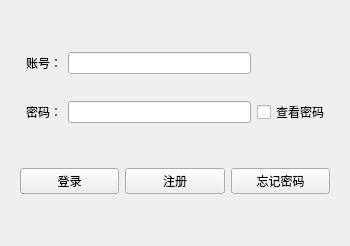
Qt form src/loginform.ui (az7792/MyChat) before a commit.
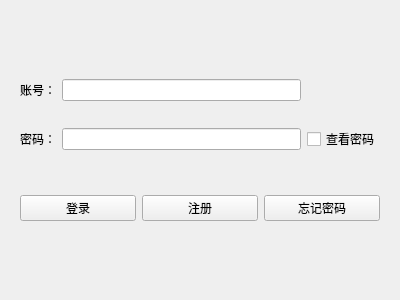
The same form after that commit.

Commit message: 修复loginform.ui无法正确转到槽

```diff
--- a/src/loginform.ui
+++ b/src/loginform.ui
@@ -6,33 +6,28 @@
    <rect>
     <x>0</x>
     <y>0</y>
-    <width>350</width>
-    <height>246</height>
+    <width>400</width>
+    <height>300</height>
    </rect>
   </property>
-  <property name="sizePolicy">
-   <sizepolicy hsizetype="Preferred" vsizetype="Preferred">
-    <horstretch>0</horstretch>
-    <verstretch>0</verstretch>
-   </sizepolicy>
-  </property>
-  <property name="minimumSize">
-   <size>
-    <width>0</width>
-    <height>0</height>
-   </size>
-  </property>
-  <property name="maximumSize">
-   <size>
-    <width>16777215</width>
-    <height>16777215</height>
-   </size>
-  </property>
   <property name="windowTitle">
    <string>Widget</string>
   </property>
-  <layout class="QFormLayout" name="formLayout">
-   <item row="1" column="1">
+  <layout class="QVBoxLayout" name="verticalLayout">
+   <item>
+    <spacer name="verticalSpacer">
+     <property name="orientation">
+      <enum>Qt::Vertical</enum>
+     </property>
+     <property name="sizeHint" stdset="0">
+      <size>
+       <width>20</width>
+       <height>35</height>
+      </size>
+     </property>
+    </spacer>
+   </item>
+   <item>
     <widget class="QWidget" name="widget" native="true">
      <layout class="QGridLayout" name="gridLayout_2">
       <item row="0" column="0">
@@ -99,7 +94,7 @@
      </layout>
     </widget>
    </item>
-   <item row="2" column="0" colspan="2">
+   <item>
     <widget class="QWidget" name="widget_2" native="true">
      <layout class="QHBoxLayout" name="horizontalLayout">
       <item>
@@ -126,20 +121,7 @@
      </layout>
     </widget>
    </item>
-   <item row="0" column="1">
-    <spacer name="verticalSpacer">
-     <property name="orientation">
-      <enum>Qt::Vertical</enum>
-     </property>
-     <property name="sizeHint" stdset="0">
-      <size>
-       <width>20</width>
-       <height>40</height>
-      </size>
-     </property>
-    </spacer>
-   </item>
-   <item row="3" column="1">
+   <item>
     <spacer name="verticalSpacer_2">
      <property name="orientation">
       <enum>Qt::Vertical</enum>
@@ -147,7 +129,7 @@
      <property name="sizeHint" stdset="0">
       <size>
        <width>20</width>
-       <height>40</height>
+       <height>35</height>
       </size>
      </property>
     </spacer>
```
Left out of the diff: 8 changed lines with no effect on the pictures. The commit also changes 10 other files.
